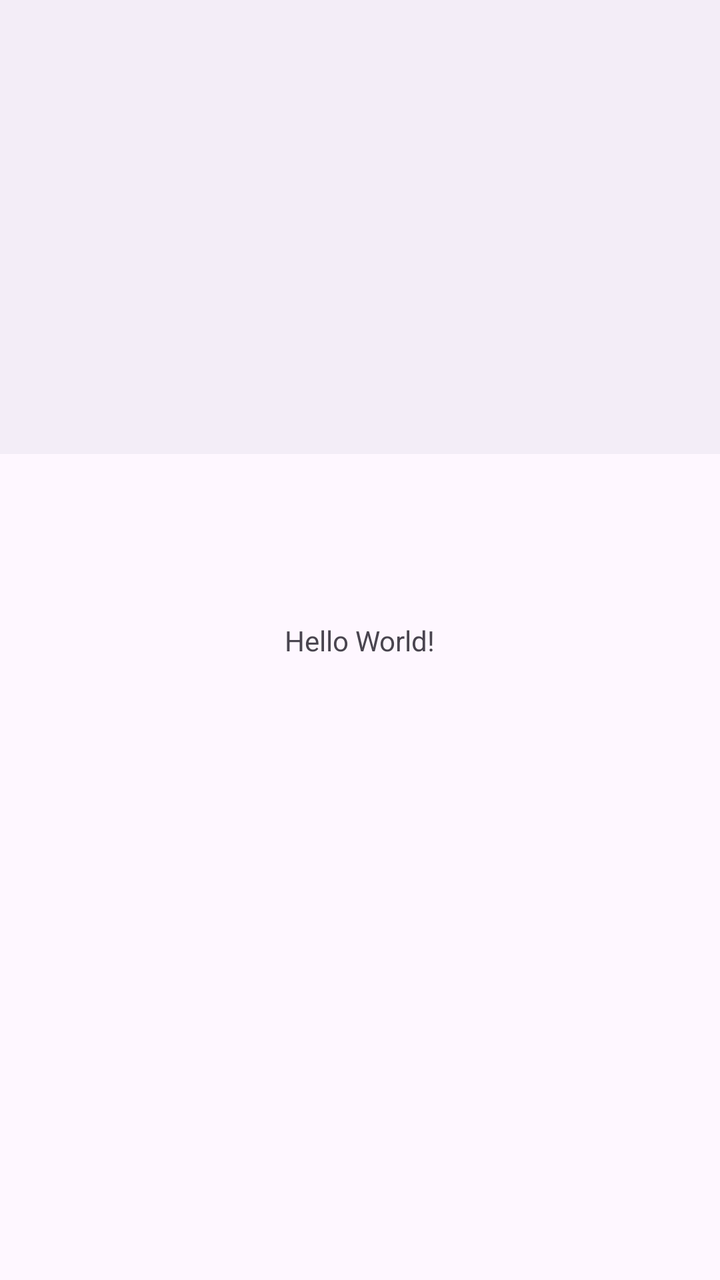
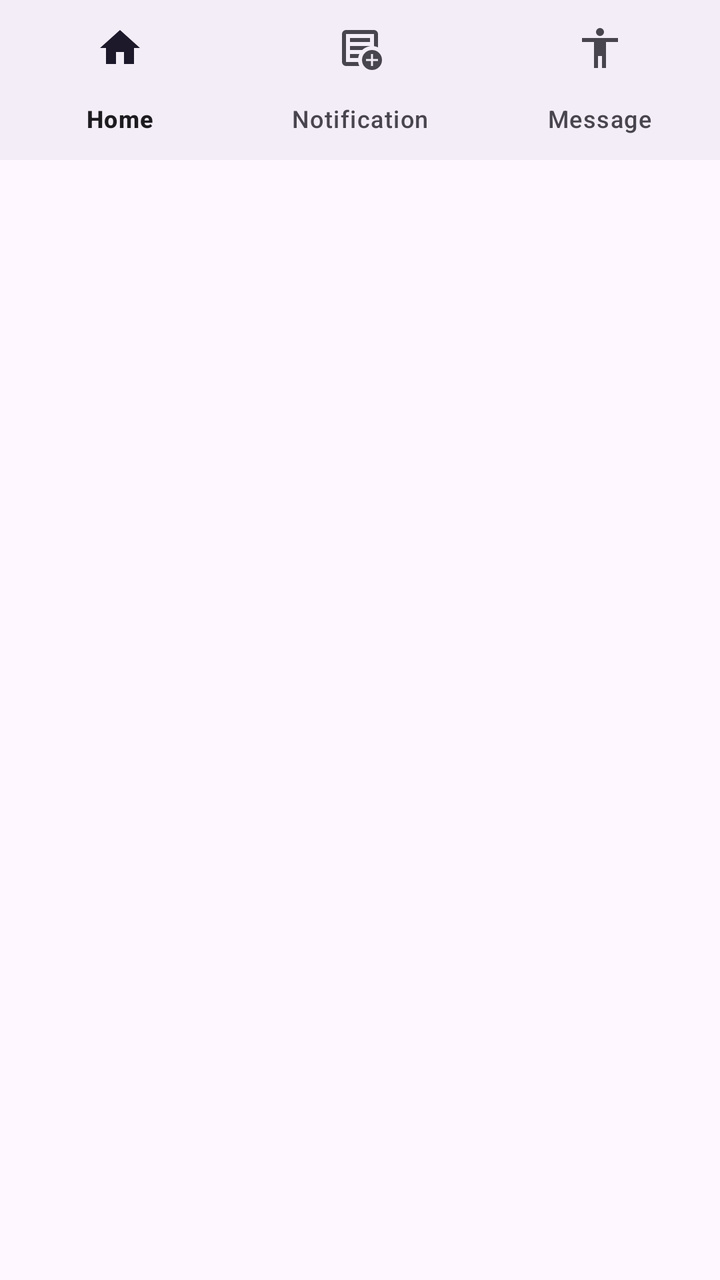

Two renders of the same Android screen: before a commit and after it. Below are the layout's source before the change and the commit's diff.
<!-- AndroidManifest.xml: application theme Theme.F1HUB -->
<!-- res/layout/activity_main.xml -->
<?xml version="1.0" encoding="utf-8"?>
<androidx.constraintlayout.widget.ConstraintLayout xmlns:android="http://schemas.android.com/apk/res/android"
    xmlns:app="http://schemas.android.com/apk/res-auto"
    xmlns:tools="http://schemas.android.com/tools"
    android:id="@+id/main"
    android:layout_width="match_parent"
    android:layout_height="match_parent"
    tools:context=".MainActivity">

    <TextView
        android:layout_width="wrap_content"
        android:layout_height="wrap_content"
        android:text="Hello World!"
        app:layout_constraintBottom_toBottomOf="parent"
        app:layout_constraintEnd_toEndOf="parent"
        app:layout_constraintStart_toStartOf="parent"
        app:layout_constraintTop_toTopOf="parent" />

    <com.google.android.material.bottomnavigation.BottomNavigationView
        android:layout_width="413dp"
        android:layout_height="227dp"
        tools:layout_editor_absoluteX="1dp"
        tools:layout_editor_absoluteY="503dp" />

</androidx.constraintlayout.widget.ConstraintLayout>
<!-- resources referenced by this layout -->
<resources>
  <style name="Theme.F1HUB" parent="Base.Theme.F1HUB" />
  <style name="Base.Theme.F1HUB" parent="Theme.Material3.DayNight.NoActionBar">
          
           <item name="colorPrimary">@color/white</item>
      </style>
  <color name="white">#FFFFFFFF</color>
</resources>

<!-- the commit's change to res/layout/activity_main.xml (unified diff, before → after) -->
@@ -7,19 +7,19 @@
     android:layout_height="match_parent"
     tools:context=".MainActivity">
 
-    <TextView
-        android:layout_width="wrap_content"
-        android:layout_height="wrap_content"
-        android:text="Hello World!"
-        app:layout_constraintBottom_toBottomOf="parent"
-        app:layout_constraintEnd_toEndOf="parent"
-        app:layout_constraintStart_toStartOf="parent"
-        app:layout_constraintTop_toTopOf="parent" />
+<FrameLayout
+    android:layout_width="match_parent"
+    android:layout_height="match_parent"
+    android:id="@+id/container"
+    android:layout_above="@id/bottom_navigation"/>
 
     <com.google.android.material.bottomnavigation.BottomNavigationView
-        android:layout_width="413dp"
-        android:layout_height="227dp"
-        tools:layout_editor_absoluteX="1dp"
-        tools:layout_editor_absoluteY="503dp" />
+        android:layout_width="match_parent"
+        android:layout_height="wrap_content"
+        android:id="@+id/bottom_navigation"
+        android:layout_alignParentBottom="true"
+        app:menu="@menu/bottom_nav_menu"
+        />
+
 
 </androidx.constraintlayout.widget.ConstraintLayout>
